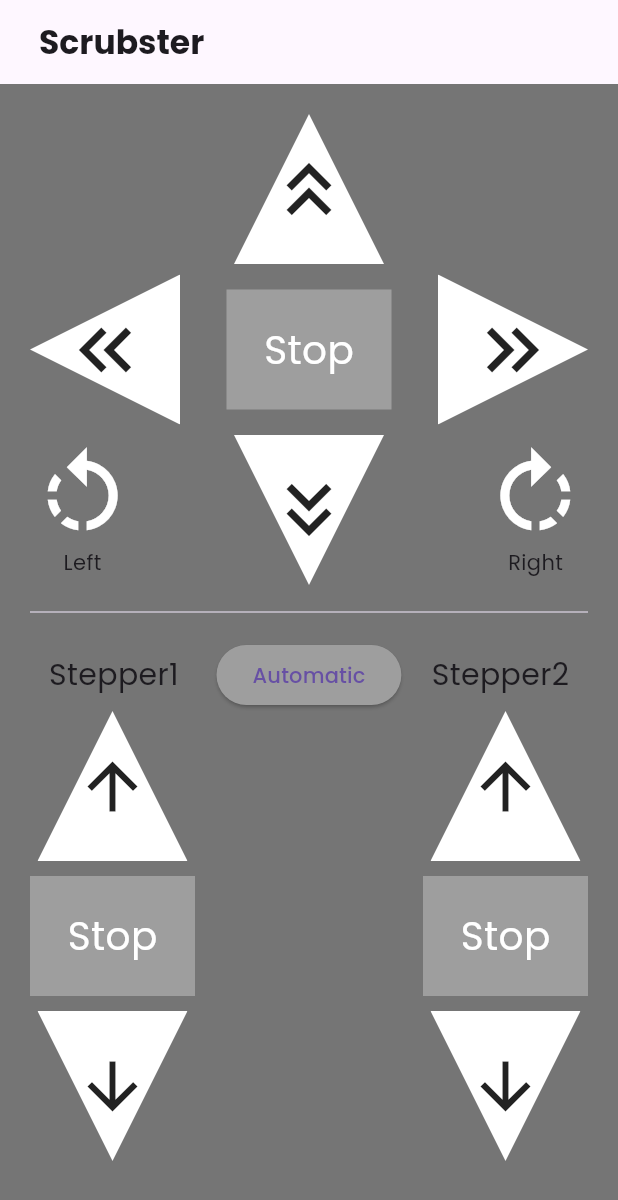
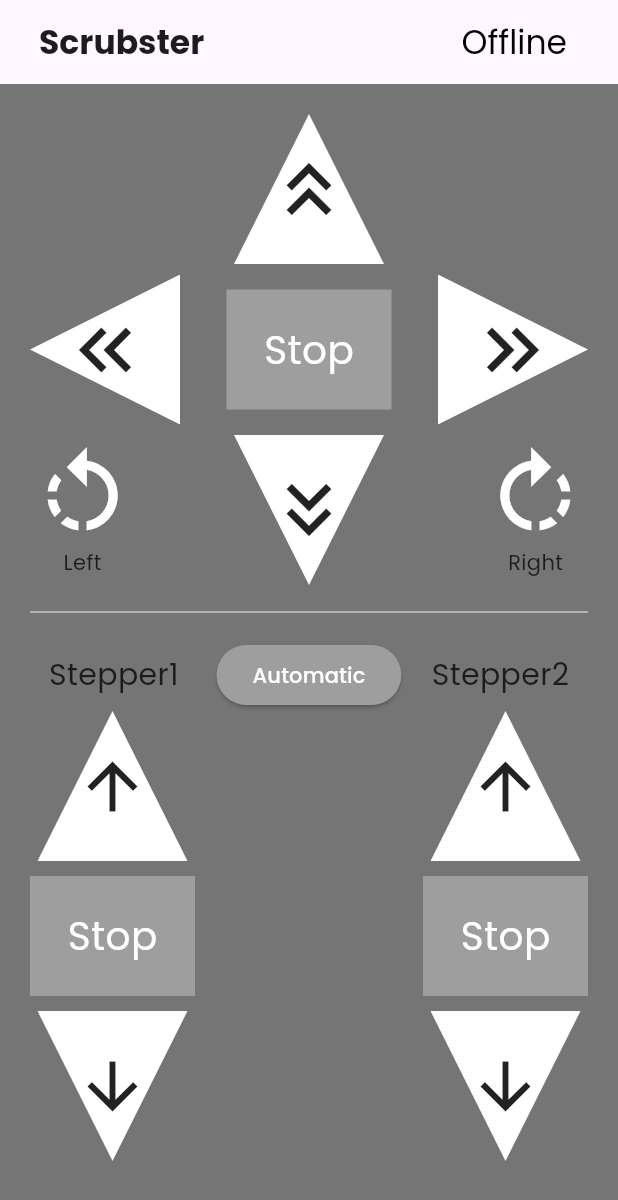
Before and after one commit to bonic-projects/automatic-table-cleaning-robot-, a Flutter app: the screen it shows after launch, on a phone screen of 412 x 824 dp. Shown: the top 1200 px of the screen. Run offline on Flutter 3.47's test engine with Material 3 defaults, Android fonts, the phone set to English and light mode, and no system bars; our stand-ins replace firebase_core, firebase_database, stacked, stacked_services, stacked_shared; accounts and stored records are empty.

Commit message:
Add offline widget and change its icon

```diff
--- a/software/scrubster_flutter/lib/ui/views/home/home_view.dart
+++ b/software/scrubster_flutter/lib/ui/views/home/home_view.dart
@@ -1,5 +1,6 @@
 import 'package:flutter/material.dart';
 import 'package:scrubster/ui/common/ui_helpers.dart';
+import 'package:scrubster/ui/smart_widgets/online_status.dart';
 import 'package:scrubster/ui/views/home/widgets/mainButtons/rotateButton/left_rotate_button.dart';
 import 'package:scrubster/ui/views/home/widgets/mainButtons/rotateButton/right_rotate_button.dart';
 import 'package:scrubster/ui/views/home/widgets/mainButtons/stop_button.dart';
@@ -24,9 +25,15 @@ class HomeView extends StackedView<HomeViewModel> {
       appBar: AppBar(
         title: const Padding(
           padding: EdgeInsets.all(10),
-          child: Text(
-            "Scrubster",
-            style: TextStyle(fontWeight: FontWeight.bold),
+          child: Row(
+            mainAxisAlignment: MainAxisAlignment.spaceBetween,
+            children: [
+              Text(
+                "Scrubster",
+                style: TextStyle(fontWeight: FontWeight.bold),
+              ),
+              IsOnlineWidget(),
+            ],
           ),
         ),
       ),
@@ -114,7 +121,7 @@ class HomeView extends StackedView<HomeViewModel> {
                       style: const ButtonStyle(
                           backgroundColor:
                               MaterialStatePropertyAll(Colors.grey)),
-                      child: const Text('Automatic'),
+                      child: const Text('Automatic',style: TextStyle(color: Colors.white),),
                     ),
                     horizontalSpaceTiny,
                     const Text(
```
Also changed, not shown: software/scrubster_flutter/pubspec.yaml (+8 -0 lines), software/scrubster_flutter/assets/logo.png, software/scrubster_flutter/pubspec.lock, 11 other files.
